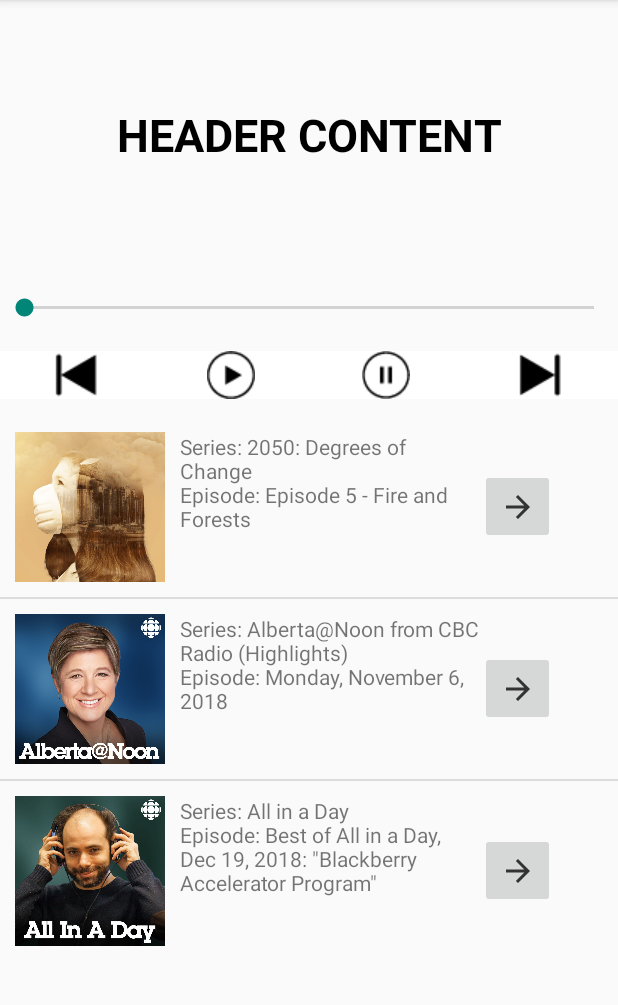
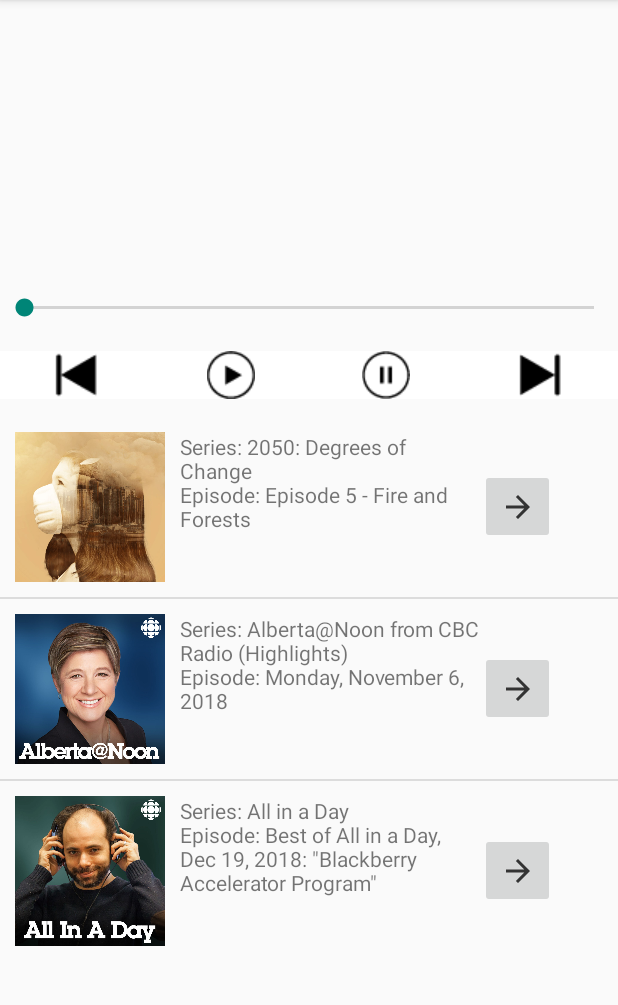
Before and after one commit to jajsmith/cbc-dysonsphere, an Android app: the screen it shows after launch (MainActivity), on a phone screen of 412 x 824 dp, the part 84-1089 px from its top. Run offline under Robolectric (Android 15) with nearby library versions, the phone set to English and light mode, and no system bars.

Commit message:
Update header

```diff
--- a/android/app/src/main/res/layout/main_layout.xml
+++ b/android/app/src/main/res/layout/main_layout.xml
@@ -35,7 +35,7 @@
             android:layout_alignBottom="@id/header_image"
             android:layout_margin="1dp"
             android:gravity="center"
-            android:text="HEADER CONTENT"
+            android:text=""
             android:textSize="30dp"
             android:textStyle="bold"
             android:shadowColor="@android:color/black"
--- a/android/app/src/main/res/values/colors.xml
+++ b/android/app/src/main/res/values/colors.xml
@@ -4,4 +4,5 @@
     <color name="colorPrimaryDark">#00574B</color>
     <color name="colorAccent">#D81B60</color>
     <color name="white">#FFFFFF</color>
+    <color name="black">#000000</color>
 </resources>
```
Also changed, not shown: android/app/src/main/java/com/example/dysonsphere/ListViewFragment.java (+9 -5 lines), android/app/src/main/res/drawable/white.jpg (added).
